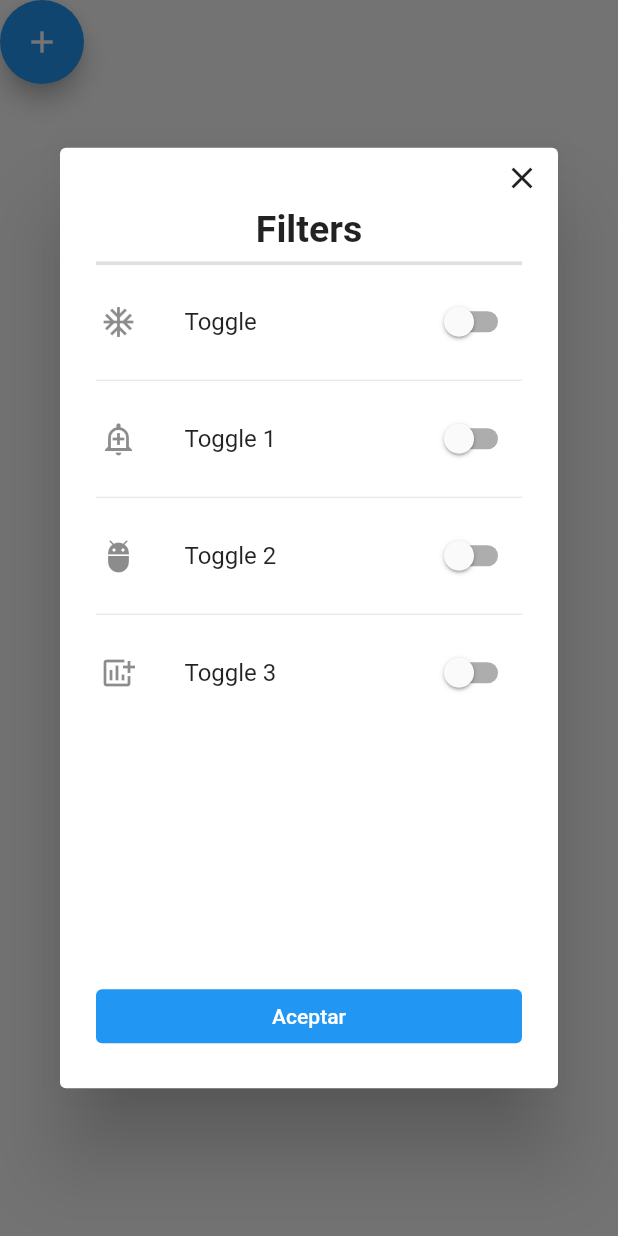
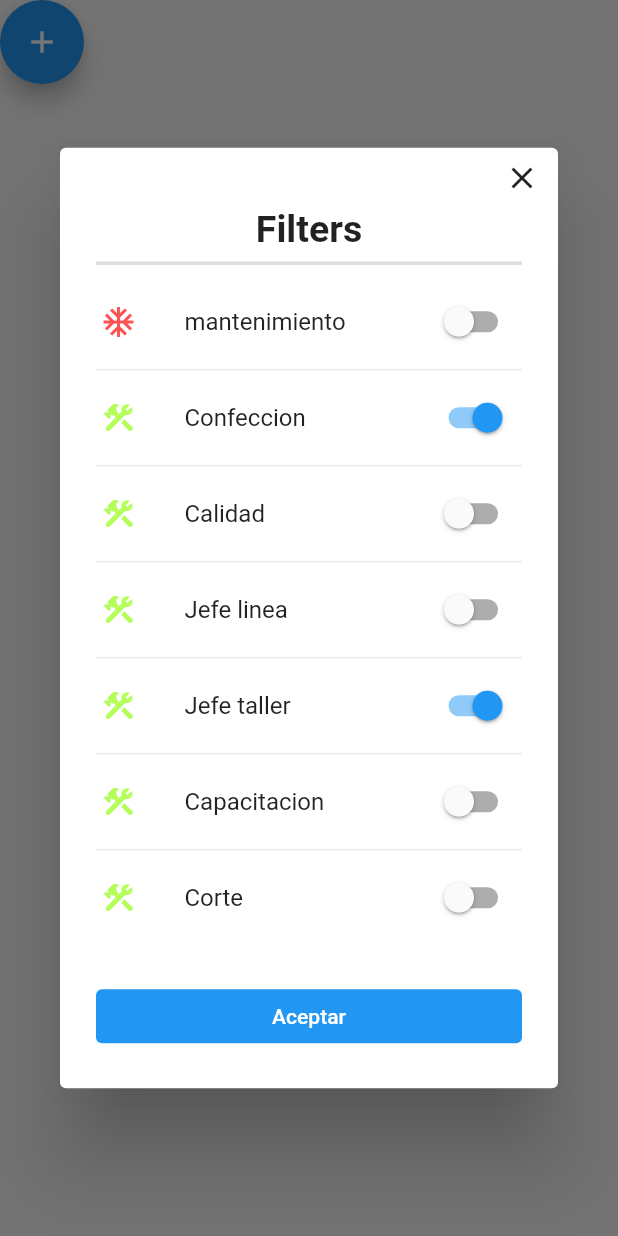
Before and after one commit to MaxiSoriano70/2doWidgetGrupo1, a Flutter app: the screen it shows after launch, after a tap on the "add" icon, on a phone screen of 412 x 824 dp. Run offline on Flutter 3.47's test engine with Material 2 defaults, Android fonts, the phone set to English and light mode, and no system bars.

Commit message:
agregamos enum e id a la clase

```diff
--- a/lib/src/ui/pagecomponent/filter_component.dart
+++ b/lib/src/ui/pagecomponent/filter_component.dart
@@ -8,15 +8,20 @@ class FilterComponent extends StatefulWidget {
 }
 
 class _FilterComponentState extends State<FilterComponent> {
-  late Toggle toggle;
-  bool toggled4 = false;
-  bool toggled1 = false;
-  bool toggled2 = false;
-  bool toggled3 = false;
+
 
   @override
   Widget build(BuildContext context) {
-    return  Column(
+    List<FilterItem> filtros = [
+      FilterItem(id:Task.mantenimiento ,text: 'mantenimiento', icon: Icons.ac_unit,backgroundColor: Colors.redAccent),
+      FilterItem(id:Task.confeccion, text: 'Confeccion', icon: Icons.construction_rounded, isActive: true),
+      FilterItem(id:Task.calidad, text: 'Calidad', icon: Icons.construction_rounded),
+      FilterItem(id:Task.jefe_linea, text: 'Jefe linea', icon: Icons.construction_rounded),
+      FilterItem(id:Task.jefe_taller, text: 'Jefe taller', icon: Icons.construction_rounded, isActive: true),
+      FilterItem(id:Task.capacitacion, text: 'Capacitacion', icon: Icons.construction_rounded),
+      FilterItem(id:Task.corte, text: 'Corte', icon: Icons.construction_rounded),
+    ];
+    return Column(
       children: [
         FloatingActionButton(
             child: const Icon(Icons.add),
@@ -37,100 +42,28 @@ class _FilterComponentState extends State<FilterComponent> {
                       content: Column(
                         children: [
                           _header(),
-                                const Divider(
-                                  thickness: 2.5,
-                                ),
+                          const Divider(thickness: 2.5,),
                           SizedBox(
                               height: 450,
                               width: 300,
-                                    child: StatefulBuilder(
-                                      builder:(BuildContext context, StateSetter setState){
-                                      return _body(setState);
-                                    }
-                                )),
-                                const SizedBox(
-                                  height: 20,
-                                ),
-                                _button( ),
-
+                              child: StatefulBuilder(builder:
+                                  (BuildContext context, StateSetter setState) {
+                                return _body(filtros,setState);
+                              })),
+                          const SizedBox(height: 20,),
+                          _button(),
                         ],
                       ),
                     );
                   });
-              }
-              ),
+            }),
       ],
     );
   }
 
-  /*Center _bodyTest() {
-    return Center(
-      child: Column(
-        children: <Widget>[
-          AlertDialog(
-              content: Container(
-                height: 150,
-                width: 75,
-                child: SingleChildScrollView(
-                  child: Column(children: <Widget>[
-                    Text('data'),
-                    Divider(),
-                    SwitchListTile(
-                      contentPadding: const EdgeInsets.all(3),
-                      value: _toggled1,
-                      onChanged: (bool value) {
-                        setState(() {
-                          _toggled1 = value;
-                        });
-                      },
-                      title: const Text('Toggle'),
-                      secondary: const Icon(Icons.ac_unit),
-                    ),
-                    const Divider(),
-                    SwitchListTile(
-                      contentPadding: const EdgeInsets.all(3),
-                      value: _toggled2,
-                      onChanged: (bool value) {
-                        setState(() {
-                          _toggled2 = value;
-                        });
-                      },
-                      title: const Text('Toggle 1'),
-                      secondary: const Icon(Icons.add_alert_outlined),
-                    ),
-                    const Divider(),
-                    SwitchListTile(
-                      value: _toggled3,
-                      onChanged: (bool value) {
-                        setState(() {
-                          _toggled3 = value;
-                        });
-                      },
-                      title: const Text('Toggle 2'),
-                      secondary: const Icon(Icons.adb),
-                    ),
-                    const Divider(),
-                    SwitchListTile(
-                      value: _toggled4,
-                      onChanged: (bool ola) {
-                        setState(() {
-                          _toggled4 = ola;
-                        });
-                      },
-                      title: const Text('Toggle 3'),
-                      secondary: const Icon(Icons.add_chart),
-                    )
-                  ]),
-                ),
-              ),
-              shape: const RoundedRectangleBorder(
-                  borderRadius: BorderRadius.all(Radius.circular(15.0))))
-        ],
-      ),
-    );
-  }*/
 
-  Widget _header() {
+
+  _header() {
     return Row(
       mainAxisAlignment: MainAxisAlignment.center,
       children: const [
@@ -142,61 +75,28 @@ class _FilterComponentState extends State<FilterComponent> {
     );
   }
 
-   _body(StateSetter setState) {
-    return Column(children: <Widget>[
-      SwitchListTile(
+  _cell(FilterItem item,StateSetter setState) {
+    return SwitchListTile(
       contentPadding: const EdgeInsets.all(3),
-        value: toggled1,
+      value: item.isActive,
       onChanged: (bool value) {
         setState(() {
-            toggled1 = value;
+          item.onChange();
         });
       },
-        title: const Text('Toggle'),
-        secondary: const Icon(Icons.ac_unit),
-      ),
-      const Divider(),
-      SwitchListTile(
-        contentPadding: const EdgeInsets.all(3),
-        value: toggled2,
-        onChanged: (bool value) {
-          setState(() {
-            toggled2 = value;
-          });
-        },
-        title: const Text('Toggle 1'),
-        secondary: const Icon(Icons.add_alert_outlined),
-      ),
-      const Divider(),
-      SwitchListTile(
-        contentPadding: const EdgeInsets.all(3),
-        value: toggled3,
-        onChanged: (bool value) {
-          setState(() {
-            toggled3 = value;
-          });
-        },
-        title: const Text('Toggle 2'),
-        secondary: const Icon(Icons.adb),
-      ),
-      const Divider(),
-      SwitchListTile(
-        contentPadding: const EdgeInsets.all(3),
-        value: toggled4,
-        onChanged: (bool value) {
-          setState(() {
-            print('cambiando estado');
-            toggled4 = value;
-          });
-        },
-        title: const Text('Toggle 3'),
-        secondary: const Icon(Icons.add_chart),
-      ),
-
-    ]);
+      title: Text(item.text),
+      secondary: Icon(item.icon, color: item.backgroundColor,),
+    );
   }
 
-  Widget _button() {
+  _body(List<FilterItem> lista,StateSetter setState) {
+    return  ListView.separated(
+        itemBuilder: (context, index) => _cell( lista[index],setState),
+        separatorBuilder: (context, index) => const Divider(height: 2,),
+        itemCount:lista.length );
+  }
+
+  _button() {
     return Container(
         // color: Colors.blue,
         width: 300,
@@ -211,4 +111,34 @@ class _FilterComponentState extends State<FilterComponent> {
   }
 }
 
-enum Toggle { one, two, three, four }
+class FilterItem {
+  Task id;
+  String text;
+  bool isActive;
+  IconData icon;
+  Color backgroundColor;
+
+
+  FilterItem({
+      required this.id,
+      required this.text,
+      required this.icon,
+      this.isActive = false,
+      this.backgroundColor = Colors.lightGreenAccent});
+
+  void onChange() {
+    isActive = !isActive;
+  }
+
+}
+
+enum Task {
+  mantenimiento,
+  corte,
+  calidad,
+  jefe_taller,
+  limpieza,
+  capacitacion,
+  confeccion,
+  jefe_linea
+}
```
Lines whose indentation alone changed are shown as unchanged.
